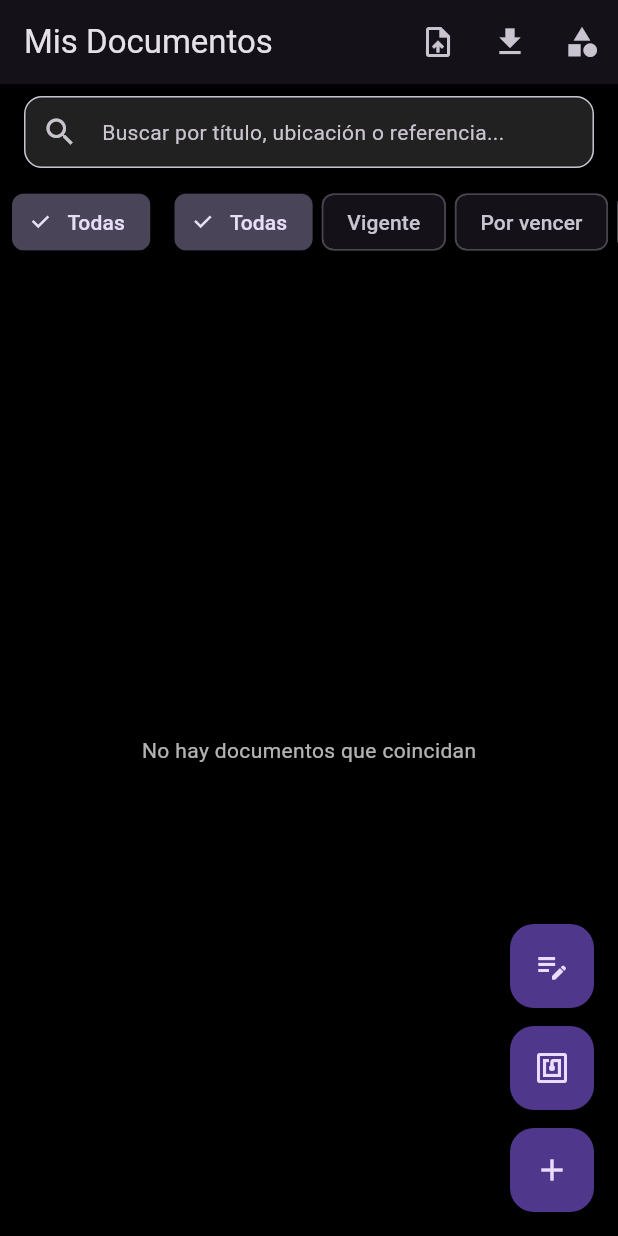
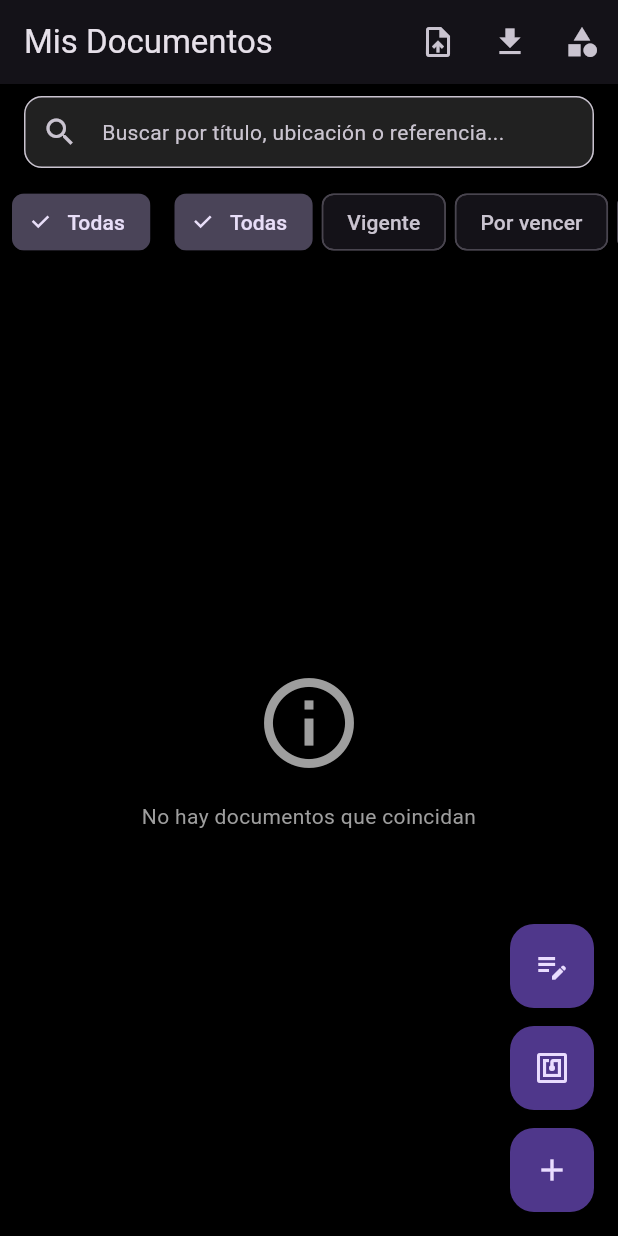
Before and after one commit to 0wen26/docudex, a Flutter app: the screen it shows after launch, on a phone screen of 412 x 824 dp. Run offline on Flutter 3.47's test engine with Material 3 defaults, Android fonts, the phone set to English and light mode, and no system bars; our stand-ins replace file_picker, flutter_colorpicker, get_it, image_picker, sqflite; missing offline and left inert: flutter_nfc_kit, ndef, nfc_manager; accounts and stored records are empty.

Commit message:
refactor: organize widgets and add shared components

```diff
--- a/lib/core/widgets/document_form_fields.dart
+++ b/lib/core/widgets/document_form_fields.dart
@@ -5,10 +5,10 @@ import '../../services/nfc_service.dart';
 import '../../data/models/category.dart';
 //import 'add_category_dialog.dart';
 
-import '../../widgets/labeled_text_field.dart';
-import '../../widgets/date_picker_field.dart';
+import '../../widgets/forms/labeled_text_field.dart';
+import '../../widgets/forms/date_picker_field.dart';
 import '../../widgets/category_selector.dart';
-import '../../widgets/location_dropdown.dart';
+import '../../widgets/forms/location_dropdown.dart';
 
 class DocumentFormFields extends StatefulWidget {
   final TextEditingController titleController;
--- a/lib/screens/add_edit_document_screen.dart
+++ b/lib/screens/add_edit_document_screen.dart
@@ -3,6 +3,7 @@
 import 'package:flutter/material.dart';
 import '../data/models/document.dart';
 import '../core/widgets/add_edit_document_form.dart';
+import '../widgets/shared/custom_app_bar.dart';
 
 class AddEditDocumentScreen extends StatefulWidget {
   final Document? existingDocument;
@@ -23,8 +24,8 @@ class _AddEditDocumentScreenState extends State<AddEditDocumentScreen> {
   }
 
   PreferredSizeWidget _buildAppBar() {
-    return AppBar(
-      title: Text(widget.existingDocument == null ? 'Añadir Documento' : 'Editar Documento'),
+    return CustomAppBar(
+      title: widget.existingDocument == null ? 'Añadir Documento' : 'Editar Documento',
     );
   }
 
--- a/lib/screens/document_detail_screen.dart
+++ b/lib/screens/document_detail_screen.dart
@@ -10,6 +10,7 @@ import '../utils/app_utils.dart';
 import '../utils/icon_utils.dart';
 import '../utils/document_utils.dart';
 import 'add_edit_document_screen.dart';
+import '../widgets/shared/custom_app_bar.dart';
 
 class DocumentDetailScreen extends StatelessWidget {
   final Document document;
@@ -25,8 +26,8 @@ class DocumentDetailScreen extends StatelessWidget {
     final urgencyColor = getUrgencyColor(document.date);
 
     return Scaffold(
-      appBar: AppBar(
-        title: const Text('Detalle del Documento'),
+      appBar: CustomAppBar(
+        title: 'Detalle del Documento',
         actions: [
           IconButton(
             icon: const Icon(Icons.edit),
--- a/lib/screens/document_list_screen.dart
+++ b/lib/screens/document_list_screen.dart
@@ -13,6 +13,8 @@ import '../core/widgets/document_card.dart';
 import '../core/widgets/search_bar.dart';
 import '../core/widgets/filters_bar.dart';
 import '../core/widgets/sort_menu.dart';
+import '../widgets/shared/custom_app_bar.dart';
+import '../widgets/shared/empty_state.dart';
 import 'add_edit_document_screen.dart';
 import 'category_management_screen.dart';
 import 'document_detail_screen.dart';
@@ -180,8 +182,8 @@ class _DocumentListScreenState extends State<DocumentListScreen> {
   @override
   Widget build(BuildContext context) {
     return Scaffold(
-      appBar: AppBar(
-        title: const Text('Mis Documentos'),
+      appBar: CustomAppBar(
+        title: 'Mis Documentos',
         actions: [
           IconButton(icon: const Icon(Icons.upload_file), onPressed: _exportBackup, tooltip: 'Exportar JSON'),
           IconButton(icon: const Icon(Icons.download), onPressed: _importBackup, tooltip: 'Importar JSON'),
@@ -209,7 +211,7 @@ class _DocumentListScreenState extends State<DocumentListScreen> {
           ),
           Expanded(
             child: filteredDocuments.isEmpty
-                ? const Center(child: Text('No hay documentos que coincidan'))
+                ? const EmptyState(message: 'No hay documentos que coincidan')
                 : ListView.builder(
                     itemCount: filteredDocuments.length,
                     itemBuilder: (context, index) {
--- a/lib/screens/nfc_write_screen.dart
+++ b/lib/screens/nfc_write_screen.dart
@@ -2,6 +2,7 @@
 
 import 'package:flutter/material.dart';
 import 'package:nfc_manager/nfc_manager.dart';
+import '../widgets/shared/custom_app_bar.dart';
 
 class NfcWriteScreen extends StatefulWidget {
   const NfcWriteScreen({super.key});
@@ -123,10 +124,7 @@ class _NfcWriteScreenState extends State<NfcWriteScreen> {
   @override
   Widget build(BuildContext context) {
     return Scaffold(
-      appBar: AppBar(
-        title: const Text('Escribir en etiqueta NFC'),
-        elevation: 0,
-      ),
+      appBar: const CustomAppBar(title: 'Escribir en etiqueta NFC'),
       body: Stack(
         children: [
           Padding(
--- a/lib/widgets/location_dropdown.dart
+++ b/lib/widgets/forms/location_dropdown.dart
@@ -1,8 +1,8 @@
 import 'package:flutter/material.dart';
 import 'package:provider/provider.dart';
 
-import '../core/widgets/location_dialog.dart';
-import '../providers/location_provider.dart';
+import '../../core/widgets/location_dialog.dart';
+import '../../providers/location_provider.dart';
 
 class LocationDropdown extends StatelessWidget {
   final String type; // 'room', 'area', 'box'
--- /dev/null
+++ b/lib/widgets/shared/custom_app_bar.dart
@@ -0,0 +1,17 @@
+import 'package:flutter/material.dart';
+
+/// Simple wrapper for [AppBar] with a title and optional actions.
+class CustomAppBar extends StatelessWidget implements PreferredSizeWidget {
+  final String title;
+  final List<Widget>? actions;
+
+  const CustomAppBar({super.key, required this.title, this.actions});
+
+  @override
+  Widget build(BuildContext context) {
+    return AppBar(title: Text(title), actions: actions);
+  }
+
+  @override
+  Size get preferredSize => const Size.fromHeight(kToolbarHeight);
+}
--- /dev/null
+++ b/lib/widgets/shared/empty_state.dart
@@ -0,0 +1,23 @@
+import 'package:flutter/material.dart';
+
+/// Simple widget to display an informational empty state.
+class EmptyState extends StatelessWidget {
+  final String message;
+  final IconData icon;
+
+  const EmptyState({super.key, required this.message, this.icon = Icons.info_outline});
+
+  @override
+  Widget build(BuildContext context) {
+    return Center(
+      child: Column(
+        mainAxisSize: MainAxisSize.min,
+        children: [
+          Icon(icon, size: 72, color: Colors.grey),
+          const SizedBox(height: 16),
+          Text(message, textAlign: TextAlign.center, style: const TextStyle(color: Colors.grey)),
+        ],
+      ),
+    );
+  }
+}
```
Also changed, not shown: lib/screens/category_management_screen.dart (+10 -11 lines), lib/screens/nfc_scan_screen.dart (+4 -11 lines), lib/widgets/forms/icon_selector.dart (added, +33 -0 lines), lib/widgets/forms/date_picker_field.dart (renamed from lib/widgets/date_picker_field.dart), lib/widgets/forms/labeled_text_field.dart (renamed from lib/widgets/labeled_text_field.dart).
